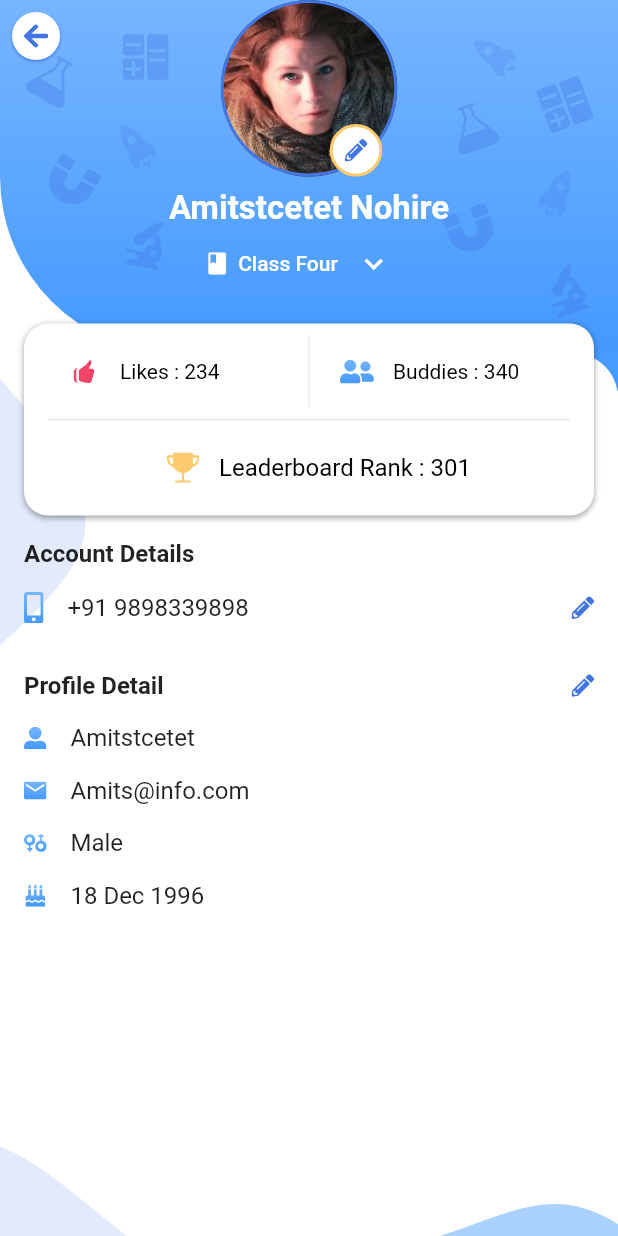
After one commit to Fullmarks-Codebase/fullmarks_flutter, a Flutter app: the MyProfileScreen screen opened directly, on a phone screen of 412 x 824 dp. The commit adds this screen. Run offline on Flutter 3.47's test engine with Material 2 defaults, Android fonts, the phone set to English and light mode, and no system bars; our stand-ins replace carousel_slider, connectivity, fl_chart, flutter_svg, fluttertoast, lottie and 1 more; project files that could hold a hidden picture were left out.

Commit message:
myfriends list, my profile and other profile

```diff
--- a/lib/main.dart
+++ b/lib/main.dart
@@ -1,6 +1,8 @@
 import 'package:flutter/material.dart';
 import 'package:flutter/services.dart';
 import 'package:fullmarks/screens/HomeScreen.dart';
+import 'package:fullmarks/screens/InstructionsScreen.dart';
+import 'package:fullmarks/screens/IntroSliderScreen.dart';
 import 'package:fullmarks/screens/SplashScreen.dart';
 import 'package:fullmarks/utility/appColors.dart';
 
@@ -10,8 +12,9 @@ void main() {
     DeviceOrientation.portraitDown,
     DeviceOrientation.portraitUp,
   ]).then((value) {
-    SystemChrome.setEnabledSystemUIOverlays([SystemUiOverlay.top])
-        .then((value) {
+    SystemChrome.setEnabledSystemUIOverlays([
+      SystemUiOverlay.top,
+    ]).then((value) {
       runApp(MyApp());
     });
   });
@@ -19,18 +22,28 @@ void main() {
 
 /*
 
-Home (subject) -> SubTopicScreen -> SetsScreen -> InstructionsScreen -> TestScreen -> TestResultScreen -> QuizResult
+Home (subject) -> SubTopicScreen -> SetsScreen -> InstructionsScreen -> TestScreen -> TestResultScreen -> QuizResultScreen
 
-NotificationListScreen ->
+NotificationListScreen -> NotificationDetailsScreen
 
 Drawer
-1. My Progress
-MyProgress -> MyProgressSubject
+1. My ProgressScreen
+MyProgressScreen -> MyProgressSubjectScreen
 
 2. My Profile
+MyProfileScreen
 
 3. Change Grade
-ChangeGrade
+ChangeGradeScreen
+
+4. Mock Test
+
+5. Live Quizzes
+
+6. Discussion
+
+7. My Buddies
+MyFriendsScreen
 
 *****/
 
--- /dev/null
+++ b/lib/screens/MyProfileScreen.dart
@@ -0,0 +1,308 @@
+import 'package:flutter/material.dart';
+import 'package:flutter_svg/svg.dart';
+import 'package:fullmarks/utility/appAssets.dart';
+import 'package:fullmarks/utility/appColors.dart';
+import 'package:fullmarks/utility/utiity.dart';
+
+class MyProfileScreen extends StatefulWidget {
+  @override
+  _MyProfileScreenState createState() => _MyProfileScreenState();
+}
+
+class _MyProfileScreenState extends State<MyProfileScreen> {
+  @override
+  Widget build(BuildContext context) {
+    return Scaffold(
+      body: Stack(
+        children: [
+          Utility.setSvgFullScreen(context, AppAssets.profileBg),
+          body(),
+          Column(
+            children: [
+              Utility.appbar(
+                context,
+                text: "",
+                onBackPressed: () {
+                  Navigator.pop(context);
+                },
+                isHome: false,
+              ),
+              Spacer(),
+            ],
+          ),
+        ],
+      ),
+    );
+  }
+
+  Widget profileDetails() {
+    return Container(
+      margin: EdgeInsets.all(16),
+      child: Column(
+        crossAxisAlignment: CrossAxisAlignment.start,
+        children: [
+          Row(
+            children: [
+              Expanded(
+                child: Text(
+                  "Profile Detail",
+                  style: TextStyle(
+                    fontSize: 16,
+                    fontWeight: FontWeight.bold,
+                  ),
+                ),
+              ),
+              Container(
+                height: 15,
+                width: 15,
+                child: SvgPicture.asset(AppAssets.pencil),
+              )
+            ],
+          ),
+          SizedBox(
+            height: 16,
+          ),
+          Row(
+            children: [
+              Container(
+                height: 15,
+                width: 15,
+                child: SvgPicture.asset(AppAssets.drawerMyProfile),
+              ),
+              SizedBox(
+                width: 16,
+              ),
+              Text(
+                "Amitstcetet",
+                style: TextStyle(
+                  fontSize: 16,
+                ),
+              ),
+            ],
+          ),
+          SizedBox(
+            height: 16,
+          ),
+          Row(
+            children: [
+              Container(
+                height: 15,
+                width: 15,
+                child: SvgPicture.asset(AppAssets.email),
+              ),
+              SizedBox(
+                width: 16,
+              ),
+              Text(
+                "Amits@info.com",
+                style: TextStyle(
+                  fontSize: 16,
+                ),
+              ),
+            ],
+          ),
+          SizedBox(
+            height: 16,
+          ),
+          Row(
+            children: [
+              Container(
+                height: 15,
+                width: 15,
+                child: SvgPicture.asset(AppAssets.gender),
+              ),
+              SizedBox(
+                width: 16,
+              ),
+              Text(
+                "Male",
+                style: TextStyle(
+                  fontSize: 16,
+                ),
+              ),
+            ],
+          ),
+          SizedBox(
+            height: 16,
+          ),
+          Row(
+            children: [
+              Container(
+                height: 15,
+                width: 15,
+                child: SvgPicture.asset(AppAssets.birthday),
+              ),
+              SizedBox(
+                width: 16,
+              ),
+              Text(
+                "18 Dec 1996",
+                style: TextStyle(
+                  fontSize: 16,
+                ),
+              ),
+            ],
+          ),
+        ],
+      ),
+    );
+  }
+
+  Widget accountDetailsView() {
+    return Container(
+      margin: EdgeInsets.all(16),
+      child: Column(
+        crossAxisAlignment: CrossAxisAlignment.start,
+        children: [
+          Text(
+            "Account Details",
+            style: TextStyle(
+              fontSize: 16,
+              fontWeight: FontWeight.bold,
+            ),
+          ),
+          SizedBox(
+            height: 16,
+          ),
+          Row(
+            children: [
+              SvgPicture.asset(AppAssets.mobile),
+              SizedBox(
+                width: 16,
+              ),
+              Expanded(
+                child: Text(
+                  "+91 9898339898",
+                  style: TextStyle(
+                    fontSize: 16,
+                  ),
+                ),
+              ),
+              SizedBox(
+                width: 16,
+              ),
+              Container(
+                height: 15,
+                width: 15,
+                child: SvgPicture.asset(AppAssets.pencil),
+              ),
+            ],
+          ),
+        ],
+      ),
+    );
+  }
+
+  Widget body() {
+    return Stack(
+      children: [
+        Utility.profileTopView(
+          context,
+          assetName: AppAssets.profileTopBg,
+        ),
+        Container(
+          padding: MediaQuery.of(context).padding,
+          child: Column(
+            mainAxisSize: MainAxisSize.min,
+            children: [
+              userImage(),
+              SizedBox(
+                height: 8,
+              ),
+              nameClassView(),
+              Utility.leaderBoardView(),
+              accountDetailsView(),
+              profileDetails()
+            ],
+          ),
+        ),
+      ],
+    );
+  }
+
+  Widget nameClassView() {
+    return Column(
+      mainAxisSize: MainAxisSize.min,
+      children: [
+        Text(
+          "Amitstcetet Nohire",
+          style: TextStyle(
+            color: Colors.white,
+            fontSize: 22,
+            fontWeight: FontWeight.bold,
+          ),
+        ),
+        Row(
+          mainAxisAlignment: MainAxisAlignment.center,
+          children: [
+            SvgPicture.asset(
+              AppAssets.class1,
+              color: Colors.white,
+            ),
+            SizedBox(
+              width: 8,
+            ),
+            Text(
+              'Class Four',
+              style: TextStyle(
+                color: Colors.white,
+                fontWeight: FontWeight.w500,
+              ),
+            ),
+            IconButton(
+              icon: Icon(
+                Icons.keyboard_arrow_down,
+                color: Colors.white,
+              ),
+              onPressed: null,
+            )
+          ],
+        ),
+      ],
+    );
+  }
+
+  Widget userImage() {
+    return Container(
+      height: (MediaQuery.of(context).size.height / 3.5) / 2,
+      width: (MediaQuery.of(context).size.width / 3.5),
+      child: Stack(
+        alignment: Alignment.bottomCenter,
+        children: [
+          Container(
+            height: (MediaQuery.of(context).size.height / 3.5) / 2,
+            decoration: BoxDecoration(
+              shape: BoxShape.circle,
+              border: Border.all(
+                color: AppColors.appColor,
+                width: 2,
+              ),
+              image: DecorationImage(
+                image: AssetImage(AppAssets.dummyUser),
+              ),
+            ),
+          ),
+          Positioned(
+            right: 10,
+            child: Container(
+              height: 35,
+              width: 35,
+              padding: EdgeInsets.all(8),
+              decoration: BoxDecoration(
+                color: Colors.white,
+                shape: BoxShape.circle,
+                border: Border.all(
+                  color: AppColors.myProgressIncorrectcolor,
+                  width: 2,
+                ),
+              ),
+              child: SvgPicture.asset(
+                AppAssets.pencil,
+              ),
+            ),
+          ),
+        ],
+      ),
+    );
+  }
+}
--- a/pubspec.yaml
+++ b/pubspec.yaml
@@ -31,6 +31,7 @@ dependencies:
   fluttertoast: ^7.1.5
   font_awesome_flutter: ^8.10.1
   http: ^0.12.2
+  lottie: ^0.7.0+1
   package_info: ^0.4.3+2
   shared_preferences: ^0.5.12+4
 
```
Also changed, not shown: assets/loading.json (added, +1 -0 lines), lib/screens/MyFriendsScreen.dart (added, +99 -0 lines), lib/screens/OtherProfileScreen.dart (added, +158 -0 lines), assets/123.svg (deleted), assets/birthday.svg (added), assets/email.svg (added), assets/gender.svg (added), assets/like.svg (added), assets/mobile.svg (added), assets/pencil.svg (added), assets/profileBg.svg (added), assets/profileBg2.svg (added), assets/profileTopBg.svg (added), assets/trophy.svg (added), 1 more files.
